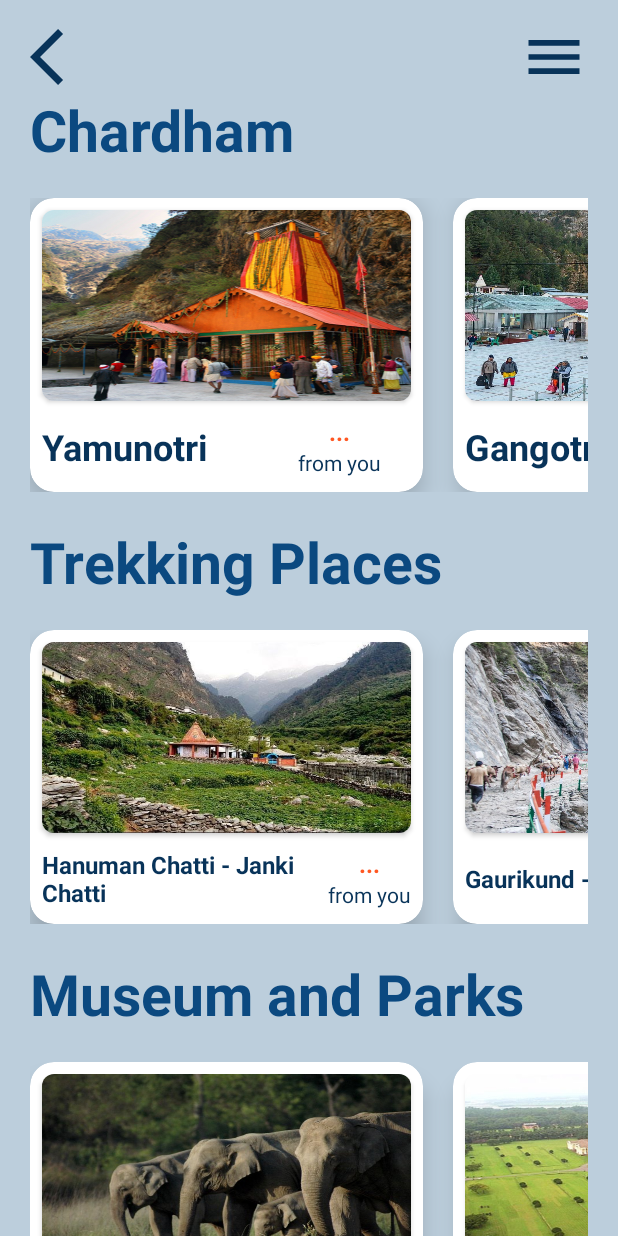
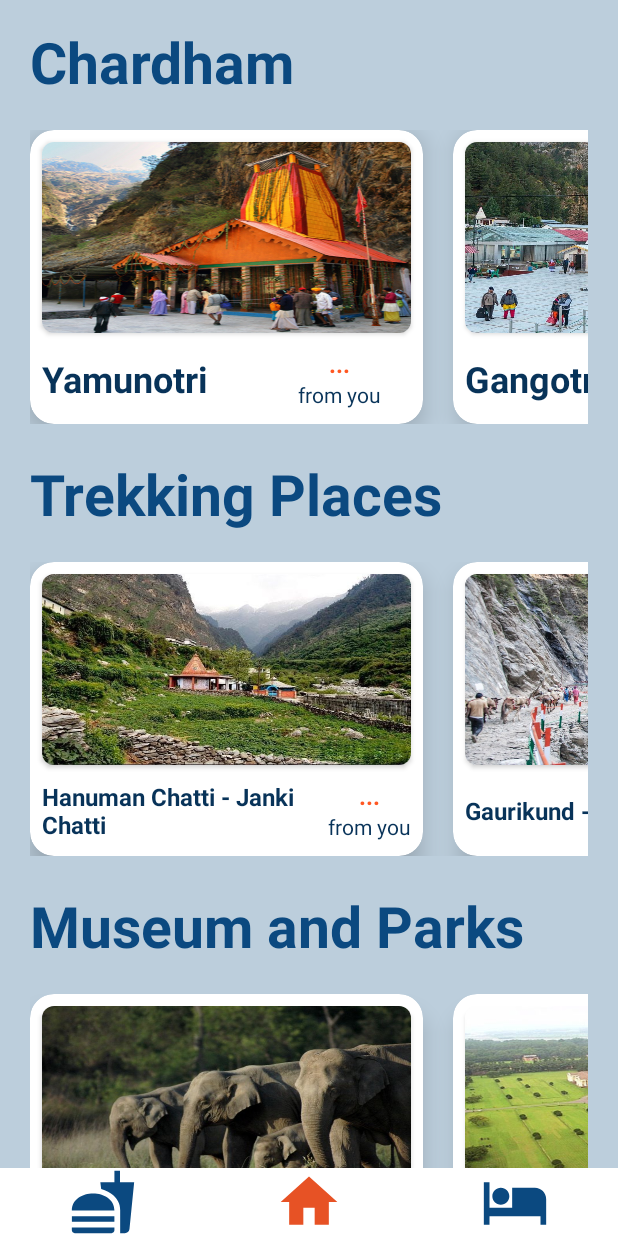
Before and after one commit to dishant1602/SIH, an Android app: the screen it shows after launch (HomePage), on a phone screen of 412 x 824 dp. Run offline under Robolectric (Android 15) with nearby library versions, the phone set to English and light mode, and no system bars; Roboto replaces fonts that are not available here.

Commit message:
Thirteenth Commit

```diff
--- a/app/build.gradle
+++ b/app/build.gradle
@@ -37,4 +37,5 @@ dependencies {
     androidTestImplementation 'androidx.test.espresso:espresso-core:3.4.0'
     implementation 'com.airbnb.android:lottie:3.6.0'
     implementation 'com.google.android.gms:play-services-location:17.0.0'
+    implementation 'com.etebarian:meow-bottom-navigation-java:1.2.0'
 }
--- a/app/src/main/java/com/example/sih/HomePage.java
+++ b/app/src/main/java/com/example/sih/HomePage.java
@@ -31,7 +31,6 @@ public class HomePage extends AppCompatActivity implements LocationListener {
     CardView hccard, gaurikundcard, ntcard, gaumukhcard, rnpcard, fricard, hkpcard, tapkeshwarcard, manasacard, teramanzilcard, vyascard, robbercard, sdcard, skiingcard, gqncard, ltcard, gehcard;
     Double Latitude, Longitude;
     Dialog dialog;
-    ImageView back_but;
 //By default section
     @Override
     protected void onCreate(Bundle savedInstanceState) {
@@ -60,7 +59,6 @@ public class HomePage extends AppCompatActivity implements LocationListener {
         sddist=findViewById(R.id.sddist);
         robberdist=findViewById(R.id.robberdist);
         skiingdist=findViewById(R.id.skiingdist);
-        back_but=findViewById(R.id.imageView2);
         fridist = findViewById(R.id.fridist);
         rnpdist = findViewById(R.id.rnpdist);
         hcdist=findViewById(R.id.hcdist);
@@ -100,11 +98,6 @@ public class HomePage extends AppCompatActivity implements LocationListener {
         yamunotricard.setOnClickListener(view -> {
             Intent i = new Intent(HomePage.this,DataPage.class);
             startActivity(i);
-        });
-        back_but.setOnClickListener(view -> {
-            moveTaskToBack(true);
-            android.os.Process.killProcess(android.os.Process.myPid());
-            System.exit(1);
         });
         hccard.setOnClickListener(view -> {
             Intent hccard_int = new Intent(HomePage.this,data_details.class);
--- a/app/src/main/res/drawable/ic_baseline_menu_24.xml
+++ /dev/null
@@ -1,5 +0,0 @@
-<vector android:height="24dp" android:tint="#083359"
-    android:viewportHeight="24" android:viewportWidth="24"
-    android:width="24dp" xmlns:android="http://schemas.android.com/apk/res/android">
-    <path android:fillColor="@android:color/white" android:pathData="M3,18h18v-2L3,16v2zM3,13h18v-2L3,11v2zM3,6v2h18L21,6L3,6z"/>
-</vector>
--- /dev/null
+++ b/app/src/main/res/drawable/ic_food_sel.xml
@@ -0,0 +1,5 @@
+<vector android:height="24dp" android:tint="#E75225"
+    android:viewportHeight="24" android:viewportWidth="24"
+    android:width="24dp" xmlns:android="http://schemas.android.com/apk/res/android">
+    <path android:fillColor="@android:color/white" android:pathData="M18.06,22.99h1.66c0.84,0 1.53,-0.64 1.63,-1.46L23,5.05h-5L18,1h-1.97v4.05h-4.97l0.3,2.34c1.71,0.47 3.31,1.32 4.27,2.26 1.44,1.42 2.43,2.89 2.43,5.29v8.05zM1,21.99L1,21h15.03v0.99c0,0.55 -0.45,1 -1.01,1L2.01,22.99c-0.56,0 -1.01,-0.45 -1.01,-1zM16.03,14.99c0,-8 -15.03,-8 -15.03,0h15.03zM1.02,17h15v2h-15z"/>
+</vector>
--- /dev/null
+++ b/app/src/main/res/drawable/ic_food_unsel.xml
@@ -0,0 +1,5 @@
+<vector android:height="24dp" android:tint="#0B4980"
+    android:viewportHeight="24" android:viewportWidth="24"
+    android:width="24dp" xmlns:android="http://schemas.android.com/apk/res/android">
+    <path android:fillColor="@android:color/white" android:pathData="M18.06,22.99h1.66c0.84,0 1.53,-0.64 1.63,-1.46L23,5.05h-5L18,1h-1.97v4.05h-4.97l0.3,2.34c1.71,0.47 3.31,1.32 4.27,2.26 1.44,1.42 2.43,2.89 2.43,5.29v8.05zM1,21.99L1,21h15.03v0.99c0,0.55 -0.45,1 -1.01,1L2.01,22.99c-0.56,0 -1.01,-0.45 -1.01,-1zM16.03,14.99c0,-8 -15.03,-8 -15.03,0h15.03zM1.02,17h15v2h-15z"/>
+</vector>
--- /dev/null
+++ b/app/src/main/res/drawable/ic_home_sel.xml
@@ -0,0 +1,5 @@
+<vector android:height="24dp" android:tint="#E75225"
+    android:viewportHeight="24" android:viewportWidth="24"
+    android:width="24dp" xmlns:android="http://schemas.android.com/apk/res/android">
+    <path android:fillColor="@android:color/white" android:pathData="M10,20v-6h4v6h5v-8h3L12,3 2,12h3v8z"/>
+</vector>
--- /dev/null
+++ b/app/src/main/res/drawable/ic_home_unsel.xml
@@ -0,0 +1,5 @@
+<vector android:height="24dp" android:tint="#0B4980"
+    android:viewportHeight="24" android:viewportWidth="24"
+    android:width="24dp" xmlns:android="http://schemas.android.com/apk/res/android">
+    <path android:fillColor="@android:color/white" android:pathData="M10,20v-6h4v6h5v-8h3L12,3 2,12h3v8z"/>
+</vector>
--- /dev/null
+++ b/app/src/main/res/drawable/ic_hotel_sel.xml
@@ -0,0 +1,5 @@
+<vector android:height="24dp" android:tint="#E75225"
+    android:viewportHeight="24" android:viewportWidth="24"
+    android:width="24dp" xmlns:android="http://schemas.android.com/apk/res/android">
+    <path android:fillColor="@android:color/white" android:pathData="M7,13c1.66,0 3,-1.34 3,-3S8.66,7 7,7s-3,1.34 -3,3 1.34,3 3,3zM19,7h-8v7L3,14L3,5L1,5v15h2v-3h18v3h2v-9c0,-2.21 -1.79,-4 -4,-4z"/>
+</vector>
--- /dev/null
+++ b/app/src/main/res/drawable/ic_hotel_unsel.xml
@@ -0,0 +1,5 @@
+<vector android:height="24dp" android:tint="#0B4980"
+    android:viewportHeight="24" android:viewportWidth="24"
+    android:width="24dp" xmlns:android="http://schemas.android.com/apk/res/android">
+    <path android:fillColor="@android:color/white" android:pathData="M7,13c1.66,0 3,-1.34 3,-3S8.66,7 7,7s-3,1.34 -3,3 1.34,3 3,3zM19,7h-8v7L3,14L3,5L1,5v15h2v-3h18v3h2v-9c0,-2.21 -1.79,-4 -4,-4z"/>
+</vector>
--- a/app/src/main/res/layout/activity_home_page.xml
+++ b/app/src/main/res/layout/activity_home_page.xml
@@ -8,44 +8,17 @@
     tools:context=".HomePage">
 
     <LinearLayout
+        android:id="@+id/linearLayout"
         android:layout_width="match_parent"
-        android:layout_height="match_parent"
+        android:layout_height="0dp"
         android:layout_marginLeft="20dp"
         android:layout_marginTop="15dp"
         android:layout_marginRight="20dp"
         android:orientation="vertical"
-        app:layout_constraintBottom_toBottomOf="parent"
         app:layout_constraintEnd_toEndOf="parent"
         app:layout_constraintStart_toStartOf="parent"
-        app:layout_constraintTop_toTopOf="parent">
-
-        <LinearLayout
-            android:layout_width="match_parent"
-            android:layout_height="wrap_content"
-            android:orientation="horizontal">
-
-            <ImageView
-                android:id="@+id/imageView2"
-                android:layout_width="45dp"
-                android:layout_height="45dp"
-                app:srcCompat="@drawable/ic_baseline_arrow_back_ios_24" />
-
-            <ImageView
-                android:id="@+id/imageView6"
-                android:layout_width="249dp"
-                android:layout_height="45dp"
-                android:layout_weight="1"
-                android:visibility="invisible"
-                app:srcCompat="@android:drawable/bottom_bar" />
-
-            <ImageView
-                android:id="@+id/imageView3"
-                android:layout_width="45dp"
-                android:layout_height="45dp"
-                android:layout_weight="1"
-                android:scaleType="fitEnd"
-                app:srcCompat="@drawable/ic_baseline_menu_24" />
-        </LinearLayout>
+        app:layout_constraintTop_toTopOf="parent"
+        app:layout_constraintBottom_toTopOf="@id/nav_homepage">
 
         <ScrollView
             android:layout_width="match_parent"
@@ -730,6 +703,7 @@
                         </androidx.cardview.widget.CardView>
                     </LinearLayout>
                 </HorizontalScrollView>
+
                 <TextView
                     android:layout_width="match_parent"
                     android:layout_height="wrap_content"
@@ -1581,6 +1555,7 @@
                         </androidx.cardview.widget.CardView>
                     </LinearLayout>
                 </HorizontalScrollView>
+
                 <TextView
                     android:layout_width="match_parent"
                     android:layout_height="wrap_content"
@@ -1847,6 +1822,40 @@
 
             </LinearLayout>
         </ScrollView>
+
     </LinearLayout>
 
+    <LinearLayout
+        android:id="@+id/nav_homepage"
+        android:layout_width="match_parent"
+        android:layout_height="wrap_content"
+        android:background="@color/white"
+        android:backgroundTint="@color/white"
+        android:orientation="horizontal"
+        app:layout_constraintBottom_toBottomOf="parent"
+        app:layout_constraintEnd_toEndOf="parent"
+        app:layout_constraintStart_toStartOf="parent">
+
+        <ImageView
+            android:id="@+id/imageView18"
+            android:layout_width="wrap_content"
+            android:layout_height="45dp"
+            android:layout_weight="1"
+            app:srcCompat="@drawable/ic_food_unsel" />
+
+        <ImageView
+            android:id="@+id/imageView19"
+            android:layout_width="wrap_content"
+            android:layout_height="45dp"
+            android:layout_weight="1"
+            app:srcCompat="@drawable/ic_home_sel" />
+
+        <ImageView
+            android:id="@+id/imageView20"
+            android:layout_width="wrap_content"
+            android:layout_height="45dp"
+            android:layout_weight="1"
+            app:srcCompat="@drawable/ic_hotel_unsel" />
+    </LinearLayout>
+
 </androidx.constraintlayout.widget.ConstraintLayout>
```
Also changed, not shown: app/src/main/java/com/example/sih/DataPage.java (+5 -6 lines), app/src/main/java/com/example/sih/data_details.java (+5 -14 lines), app/src/main/res/drawable/selector.xml (added, +9 -0 lines), app/src/main/res/layout/activity_data_details.xml (+32 -19 lines), app/src/main/res/layout/activity_data_page.xml (+36 -30 lines).
